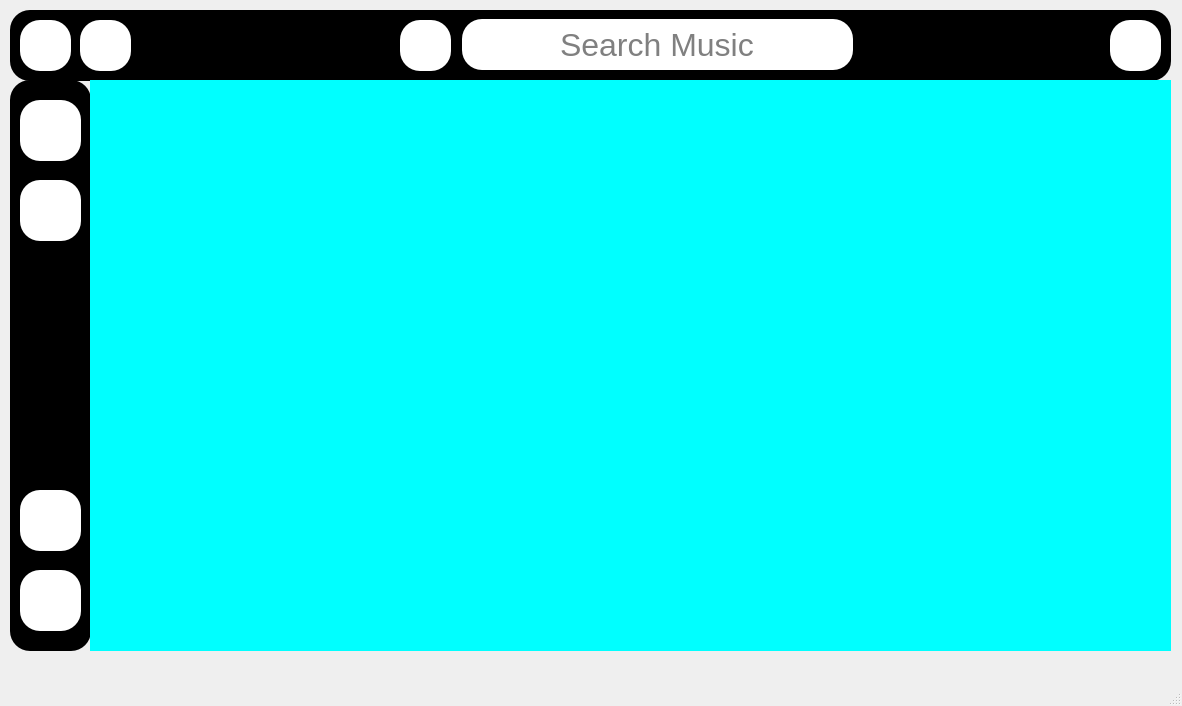
TruongKhoaNguyen/PTA04-Sanpham, file UI-GiaoDien/homepage.ui: the form before one commit.
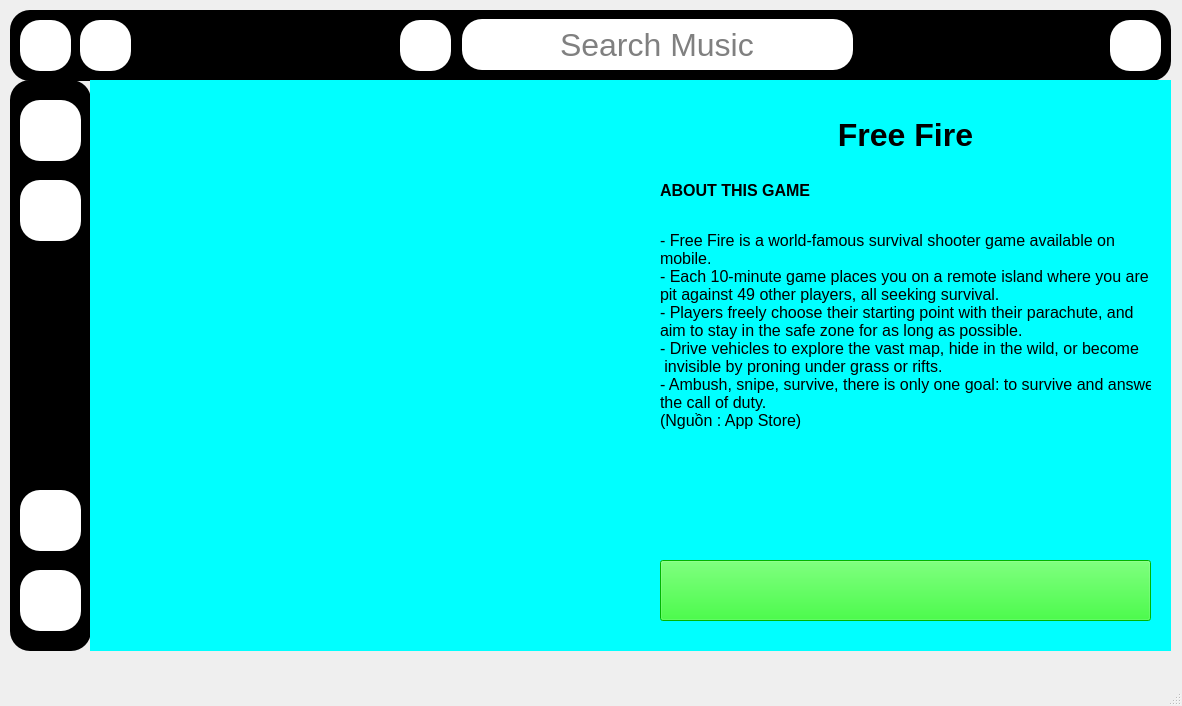
The form after the commit. The open tabs and pages were chosen to show the change. Icons and pictures are not drawn.

What changed in the file:
```diff
--- a/UI-GiaoDien/homepage.ui
+++ b/UI-GiaoDien/homepage.ui
@@ -1120,6 +1120,124 @@
        <bool>true</bool>
       </property>
      </widget>
+     <widget class="QLabel" name="label_38">
+      <property name="geometry">
+       <rect>
+        <x>570</x>
+        <y>20</y>
+        <width>491</width>
+        <height>71</height>
+       </rect>
+      </property>
+      <property name="minimumSize">
+       <size>
+        <width>491</width>
+        <height>71</height>
+       </size>
+      </property>
+      <property name="maximumSize">
+       <size>
+        <width>491</width>
+        <height>71</height>
+       </size>
+      </property>
+      <property name="font">
+       <font>
+        <family>Nirmala UI</family>
+        <pointsize>24</pointsize>
+        <weight>75</weight>
+        <bold>true</bold>
+       </font>
+      </property>
+      <property name="text">
+       <string>&lt;html&gt;&lt;head/&gt;&lt;body&gt;&lt;p align=&quot;center&quot;&gt;Free Fire&lt;/p&gt;&lt;/body&gt;&lt;/html&gt;</string>
+      </property>
+     </widget>
+     <widget class="QLabel" name="label_39">
+      <property name="geometry">
+       <rect>
+        <x>570</x>
+        <y>100</y>
+        <width>501</width>
+        <height>21</height>
+       </rect>
+      </property>
+      <property name="text">
+       <string>&lt;html&gt;&lt;head/&gt;&lt;body&gt;&lt;p&gt;&lt;span style=&quot; font-size:12pt; font-weight:600;&quot;&gt;ABOUT THIS GAME&lt;/span&gt;&lt;/p&gt;&lt;/body&gt;&lt;/html&gt;</string>
+      </property>
+     </widget>
+     <widget class="QLabel" name="label_40">
+      <property name="geometry">
+       <rect>
+        <x>570</x>
+        <y>130</y>
+        <width>491</width>
+        <height>241</height>
+       </rect>
+      </property>
+      <property name="minimumSize">
+       <size>
+        <width>1</width>
+        <height>1</height>
+       </size>
+      </property>
+      <property name="maximumSize">
+       <size>
+        <width>491</width>
+        <height>351</height>
+       </size>
+      </property>
+      <property name="font">
+       <font>
+        <family>Nirmala UI</family>
+        <pointsize>12</pointsize>
+        <weight>50</weight>
+        <bold>false</bold>
+       </font>
+      </property>
+      <property name="text">
+       <string>- Free Fire is a world-famous survival shooter game available on 
+mobile.
+- Each 10-minute game places you on a remote island where you are 
+pit against 49 other players, all seeking survival.
+- Players freely choose their starting point with their parachute, and 
+aim to stay in the safe zone for as long as possible.
+- Drive vehicles to explore the vast map, hide in the wild, or become
+ invisible by proning under grass or rifts.
+- Ambush, snipe, survive, there is only one goal: to survive and answer 
+the call of duty.
+(Nguồn : App Store)</string>
+      </property>
+     </widget>
+     <widget class="QPushButton" name="letplay_FF">
+      <property name="geometry">
+       <rect>
+        <x>570</x>
+        <y>480</y>
+        <width>491</width>
+        <height>61</height>
+       </rect>
+      </property>
+      <property name="cursor">
+       <cursorShape>PointingHandCursor</cursorShape>
+      </property>
+      <property name="styleSheet">
+       <string notr="true">background-color:lime</string>
+      </property>
+      <property name="text">
+       <string/>
+      </property>
+      <property name="icon">
+       <iconset>
+        <normaloff>D:/TRUONG_KHOA/MIND_X_Truong_Khoa/Python_ADVANCE/Nguyen_lieu/PPPPPPPPPP.png</normaloff>D:/TRUONG_KHOA/MIND_X_Truong_Khoa/Python_ADVANCE/Nguyen_lieu/PPPPPPPPPP.png</iconset>
+      </property>
+      <property name="iconSize">
+       <size>
+        <width>43</width>
+        <height>43</height>
+       </size>
+      </property>
+     </widget>
     </widget>
     <widget class="QWidget" name="page_7">
      <widget class="QLabel" name="label_21">
```
Left out of the diff: 748 changed lines with no effect on the pictures.
